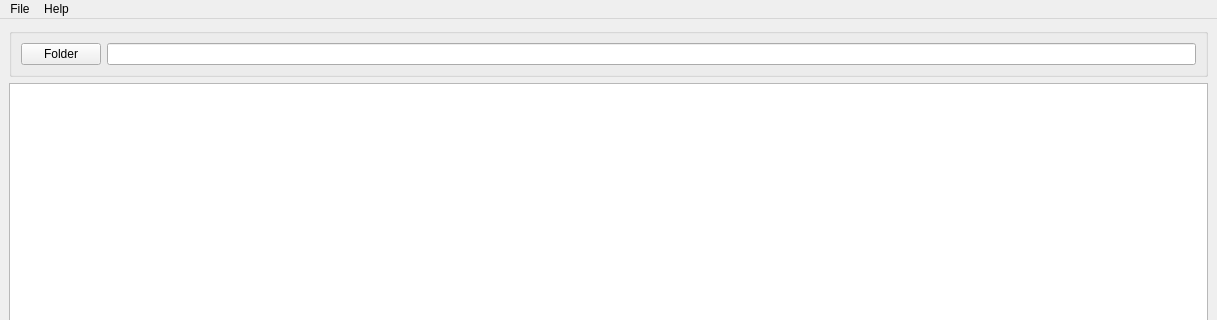
The window that View/media_file_renamer.ui (Thentoxd/MediaFileRenamer) describes before a commit, drawn with Qt 5; both pictures show x 0 to 1217 and y 0 to 320 of the 1217 by 744 pixel window.
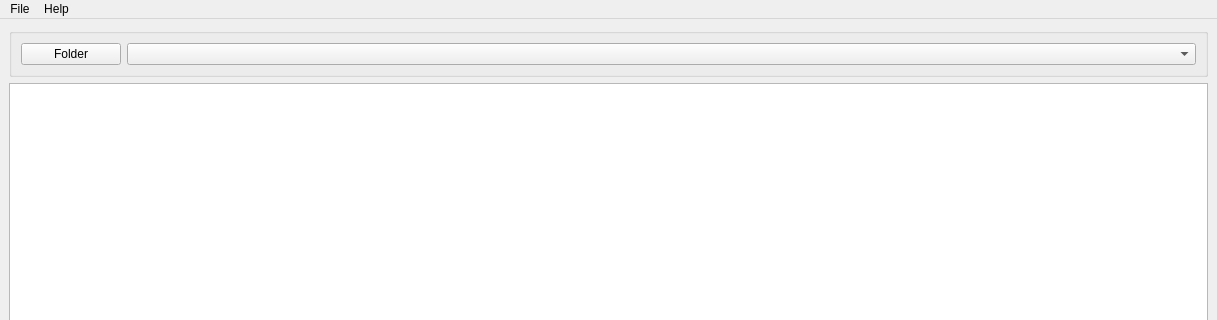
The same window after the commit.

Commit message: Prefix template

```diff
--- a/View/media_file_renamer.ui
+++ b/View/media_file_renamer.ui
@@ -45,13 +45,31 @@
           <layout class="QHBoxLayout" name="horizontalLayout" stretch="0,0">
            <item>
             <widget class="QPushButton" name="selectFolderButton">
+             <property name="minimumSize">
+              <size>
+               <width>100</width>
+               <height>0</height>
+              </size>
+             </property>
+             <property name="maximumSize">
+              <size>
+               <width>100</width>
+               <height>16777215</height>
+              </size>
+             </property>
+             <property name="baseSize">
+              <size>
+               <width>200</width>
+               <height>0</height>
+              </size>
+             </property>
              <property name="text">
               <string>Folder</string>
              </property>
             </widget>
            </item>
            <item>
-            <widget class="QLineEdit" name="lineEdit"/>
+            <widget class="QComboBox" name="folder_comboBox"/>
            </item>
           </layout>
          </item>
```
